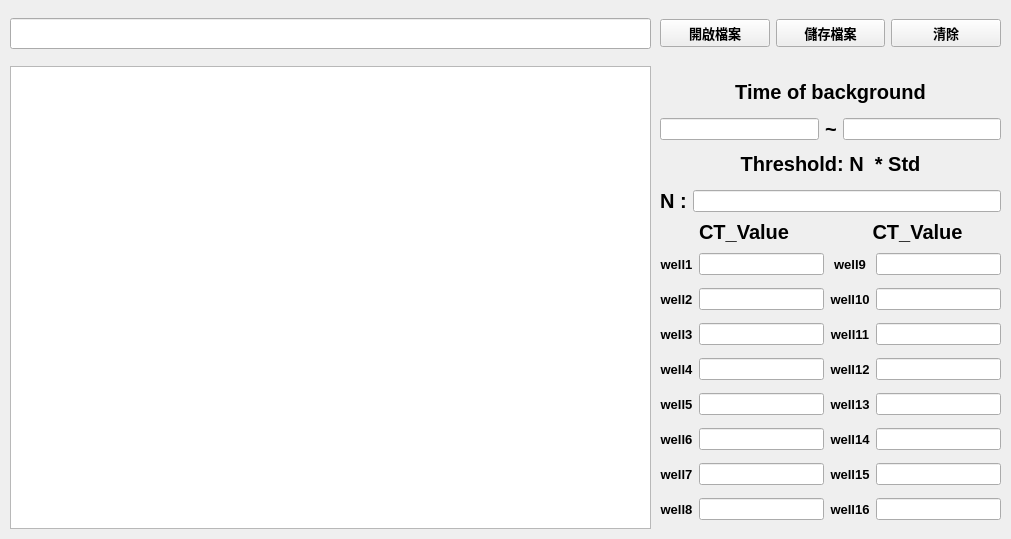
Above: EGGI_Temperature/ui/CT_Display.ui from wwlouis00/PyQT before the change. Below: the same form after it.
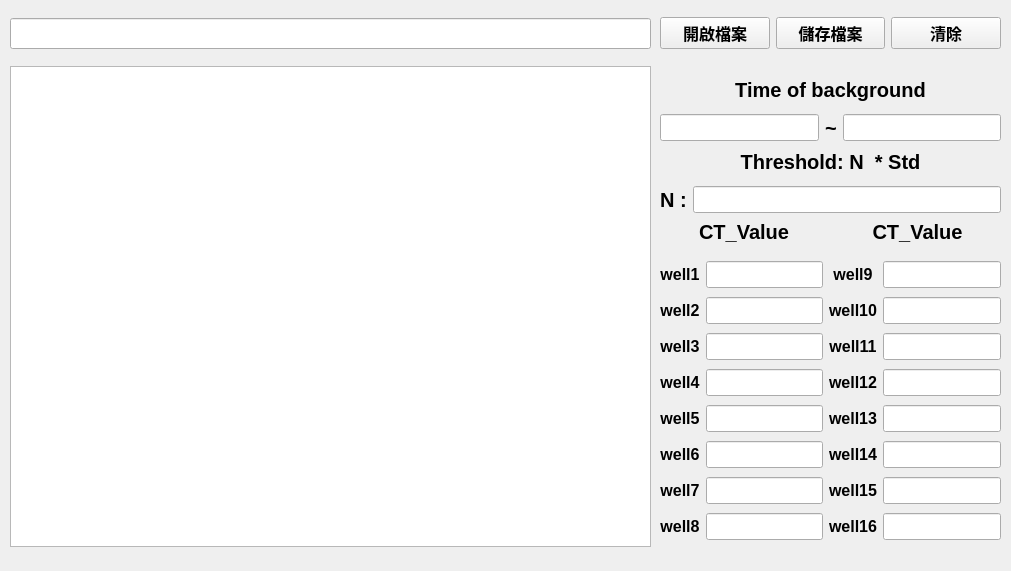
That is the form after the change.

```diff
--- a/EGGI_Temperature/ui/CT_Display.ui
+++ b/EGGI_Temperature/ui/CT_Display.ui
@@ -7,7 +7,7 @@
     <x>0</x>
     <y>0</y>
     <width>1011</width>
-    <height>539</height>
+    <height>571</height>
    </rect>
   </property>
   <property name="windowTitle">
@@ -37,7 +37,7 @@
       <x>10</x>
       <y>66</y>
       <width>641</width>
-      <height>463</height>
+      <height>481</height>
      </rect>
     </property>
    </widget>
@@ -61,7 +61,7 @@
      <string/>
     </property>
    </widget>
-   <widget class="QWidget" name="">
+   <widget class="QWidget" name="layoutWidget">
     <property name="geometry">
      <rect>
       <x>660</x>
@@ -90,6 +90,11 @@
      </item>
      <item row="1" column="0">
       <widget class="QLineEdit" name="Start_time">
+       <property name="font">
+        <font>
+         <pointsize>12</pointsize>
+        </font>
+       </property>
        <property name="alignment">
         <set>Qt::AlignCenter</set>
        </property>
@@ -114,6 +119,11 @@
      </item>
      <item row="1" column="2">
       <widget class="QLineEdit" name="End_time">
+       <property name="font">
+        <font>
+         <pointsize>12</pointsize>
+        </font>
+       </property>
        <property name="alignment">
         <set>Qt::AlignCenter</set>
        </property>
@@ -121,7 +131,7 @@
      </item>
     </layout>
    </widget>
-   <widget class="QWidget" name="">
+   <widget class="QWidget" name="layoutWidget">
     <property name="geometry">
      <rect>
       <x>660</x>
@@ -150,6 +160,11 @@
      </item>
      <item row="1" column="1">
       <widget class="QLineEdit" name="Input_N">
+       <property name="font">
+        <font>
+         <pointsize>12</pointsize>
+        </font>
+       </property>
        <property name="alignment">
         <set>Qt::AlignCenter</set>
        </property>
@@ -174,7 +189,7 @@
      </item>
     </layout>
    </widget>
-   <widget class="QWidget" name="">
+   <widget class="QWidget" name="layoutWidget">
     <property name="geometry">
      <rect>
       <x>660</x>
@@ -188,7 +203,7 @@
       <widget class="QPushButton" name="btn_openfile">
        <property name="font">
         <font>
-         <pointsize>10</pointsize>
+         <pointsize>12</pointsize>
          <weight>75</weight>
          <bold>true</bold>
         </font>
@@ -202,7 +217,7 @@
       <widget class="QPushButton" name="btn_savefile">
        <property name="font">
         <font>
-         <pointsize>10</pointsize>
+         <pointsize>12</pointsize>
          <weight>75</weight>
          <bold>true</bold>
         </font>
@@ -216,7 +231,8 @@
       <widget class="QPushButton" name="btn_clean">
        <property name="font">
         <font>
-         <pointsize>10</pointsize>
+         <family>MS UI Gothic</family>
+         <pointsize>12</pointsize>
          <weight>75</weight>
          <bold>true</bold>
         </font>
@@ -228,18 +244,23 @@
      </item>
     </layout>
    </widget>
-   <widget class="QWidget" name="">
+   <widget class="QWidget" name="layoutWidget">
     <property name="geometry">
      <rect>
       <x>660</x>
-      <y>246</y>
+      <y>258</y>
       <width>341</width>
-      <height>283</height>
+      <height>291</height>
      </rect>
     </property>
     <layout class="QGridLayout" name="gridLayout">
      <item row="2" column="3">
       <widget class="QLineEdit" name="lineEdit_well_11">
+       <property name="font">
+        <font>
+         <pointsize>12</pointsize>
+        </font>
+       </property>
        <property name="alignment">
         <set>Qt::AlignCenter</set>
        </property>
@@ -247,6 +268,11 @@
      </item>
      <item row="6" column="3">
       <widget class="QLineEdit" name="lineEdit_well_15">
+       <property name="font">
+        <font>
+         <pointsize>12</pointsize>
+        </font>
+       </property>
        <property name="alignment">
         <set>Qt::AlignCenter</set>
        </property>
@@ -256,7 +282,7 @@
       <widget class="QLabel" name="label_well2">
        <property name="font">
         <font>
-         <pointsize>10</pointsize>
+         <pointsize>12</pointsize>
          <weight>75</weight>
          <bold>true</bold>
         </font>
@@ -271,6 +297,11 @@
      </item>
      <item row="1" column="3">
       <widget class="QLineEdit" name="lineEdit_well_10">
+       <property name="font">
+        <font>
+         <pointsize>12</pointsize>
+        </font>
+       </property>
        <property name="alignment">
         <set>Qt::AlignCenter</set>
        </property>
@@ -278,6 +309,11 @@
      </item>
      <item row="4" column="1">
       <widget class="QLineEdit" name="lineEdit_well_5">
+       <property name="font">
+        <font>
+         <pointsize>12</pointsize>
+        </font>
+       </property>
        <property name="alignment">
         <set>Qt::AlignCenter</set>
        </property>
@@ -285,6 +321,11 @@
      </item>
      <item row="2" column="1">
       <widget class="QLineEdit" name="lineEdit_well_3">
+       <property name="font">
+        <font>
+         <pointsize>12</pointsize>
+        </font>
+       </property>
        <property name="alignment">
         <set>Qt::AlignCenter</set>
        </property>
@@ -292,6 +333,11 @@
      </item>
      <item row="3" column="3">
       <widget class="QLineEdit" name="lineEdit_well_12">
+       <property name="font">
+        <font>
+         <pointsize>12</pointsize>
+        </font>
+       </property>
        <property name="alignment">
         <set>Qt::AlignCenter</set>
        </property>
@@ -299,6 +345,11 @@
      </item>
      <item row="3" column="1">
       <widget class="QLineEdit" name="lineEdit_well_4">
+       <property name="font">
+        <font>
+         <pointsize>12</pointsize>
+        </font>
+       </property>
        <property name="alignment">
         <set>Qt::AlignCenter</set>
        </property>
@@ -306,6 +357,11 @@
      </item>
      <item row="1" column="1">
       <widget class="QLineEdit" name="lineEdit_well_2">
+       <property name="font">
+        <font>
+         <pointsize>12</pointsize>
+        </font>
+       </property>
        <property name="alignment">
         <set>Qt::AlignCenter</set>
        </property>
@@ -313,6 +369,11 @@
      </item>
      <item row="5" column="1">
       <widget class="QLineEdit" name="lineEdit_well_6">
+       <property name="font">
+        <font>
+         <pointsize>12</pointsize>
+        </font>
+       </property>
        <property name="alignment">
         <set>Qt::AlignCenter</set>
        </property>
@@ -320,6 +381,11 @@
      </item>
      <item row="7" column="1">
       <widget class="QLineEdit" name="lineEdit_well_8">
+       <property name="font">
+        <font>
+         <pointsize>12</pointsize>
+        </font>
+       </property>
        <property name="alignment">
         <set>Qt::AlignCenter</set>
        </property>
@@ -329,7 +395,7 @@
       <widget class="QLabel" name="label_well12">
        <property name="font">
         <font>
-         <pointsize>10</pointsize>
+         <pointsize>12</pointsize>
          <weight>75</weight>
          <bold>true</bold>
         </font>
@@ -346,7 +412,7 @@
       <widget class="QLabel" name="label_well3">
        <property name="font">
         <font>
-         <pointsize>10</pointsize>
+         <pointsize>12</pointsize>
          <weight>75</weight>
          <bold>true</bold>
         </font>
@@ -363,7 +429,7 @@
       <widget class="QLabel" name="label_well11">
        <property name="font">
         <font>
-         <pointsize>10</pointsize>
+         <pointsize>12</pointsize>
          <weight>75</weight>
          <bold>true</bold>
         </font>
@@ -378,6 +444,11 @@
      </item>
      <item row="7" column="3">
       <widget class="QLineEdit" name="lineEdit_well_16">
+       <property name="font">
+        <font>
+         <pointsize>12</pointsize>
+        </font>
+       </property>
        <property name="alignment">
         <set>Qt::AlignCenter</set>
        </property>
@@ -387,7 +458,7 @@
       <widget class="QLabel" name="label_well4">
        <property name="font">
         <font>
-         <pointsize>10</pointsize>
+         <pointsize>12</pointsize>
          <weight>75</weight>
          <bold>true</bold>
         </font>
@@ -402,6 +473,14 @@
      </item>
      <item row="0" column="1">
       <widget class="QLineEdit" name="lineEdit_well_1">
+       <property name="font">
+        <font>
+         <pointsize>12</pointsize>
+        </font>
+       </property>
+       <property name="text">
+        <string/>
+       </property>
        <property name="alignment">
         <set>Qt::AlignCenter</set>
        </property>
@@ -409,6 +488,11 @@
      </item>
      <item row="0" column="3">
       <widget class="QLineEdit" name="lineEdit_well_9">
+       <property name="font">
+        <font>
+         <pointsize>12</pointsize>
+        </font>
+       </property>
        <property name="alignment">
         <set>Qt::AlignCenter</set>
        </property>
@@ -416,6 +500,11 @@
      </item>
      <item row="4" column="3">
       <widget class="QLineEdit" name="lineEdit_well_13">
+       <property name="font">
+        <font>
+         <pointsize>12</pointsize>
+        </font>
+       </property>
        <property name="alignment">
         <set>Qt::AlignCenter</set>
        </property>
@@ -425,7 +514,7 @@
       <widget class="QLabel" name="label_well9">
        <property name="font">
         <font>
-         <pointsize>10</pointsize>
+         <pointsize>12</pointsize>
          <weight>75</weight>
          <bold>true</bold>
         </font>
@@ -442,7 +531,7 @@
       <widget class="QLabel" name="label_well5">
        <property name="font">
         <font>
-         <pointsize>10</pointsize>
+         <pointsize>12</pointsize>
          <weight>75</weight>
          <bold>true</bold>
         </font>
@@ -459,7 +548,7 @@
       <widget class="QLabel" name="label_well1">
        <property name="font">
         <font>
-         <pointsize>10</pointsize>
+         <pointsize>12</pointsize>
          <weight>75</weight>
          <bold>true</bold>
         </font>
@@ -474,6 +563,11 @@
      </item>
      <item row="5" column="3">
       <widget class="QLineEdit" name="lineEdit_well_14">
+       <property name="font">
+        <font>
+         <pointsize>12</pointsize>
+        </font>
+       </property>
        <property name="alignment">
         <set>Qt::AlignCenter</set>
        </property>
@@ -483,7 +577,7 @@
       <widget class="QLabel" name="label_well10">
        <property name="font">
         <font>
-         <pointsize>10</pointsize>
+         <pointsize>12</pointsize>
          <weight>75</weight>
          <bold>true</bold>
         </font>
@@ -500,7 +594,7 @@
       <widget class="QLabel" name="label_well6">
        <property name="font">
         <font>
-         <pointsize>10</pointsize>
+         <pointsize>12</pointsize>
          <weight>75</weight>
          <bold>true</bold>
         </font>
@@ -515,6 +609,11 @@
      </item>
      <item row="6" column="1">
       <widget class="QLineEdit" name="lineEdit_well_7">
+       <property name="font">
+        <font>
+         <pointsize>12</pointsize>
+        </font>
+       </property>
        <property name="alignment">
         <set>Qt::AlignCenter</set>
        </property>
@@ -524,7 +623,7 @@
       <widget class="QLabel" name="label_well7">
        <property name="font">
         <font>
-         <pointsize>10</pointsize>
+         <pointsize>12</pointsize>
          <weight>75</weight>
          <bold>true</bold>
         </font>
@@ -541,7 +640,7 @@
       <widget class="QLabel" name="label_well8">
        <property name="font">
         <font>
-         <pointsize>10</pointsize>
+         <pointsize>12</pointsize>
          <weight>75</weight>
          <bold>true</bold>
         </font>
@@ -558,7 +657,7 @@
       <widget class="QLabel" name="label_well13">
        <property name="font">
         <font>
-         <pointsize>10</pointsize>
+         <pointsize>12</pointsize>
          <weight>75</weight>
          <bold>true</bold>
         </font>
@@ -575,7 +674,7 @@
       <widget class="QLabel" name="label_well14">
        <property name="font">
         <font>
-         <pointsize>10</pointsize>
+         <pointsize>12</pointsize>
          <weight>75</weight>
          <bold>true</bold>
         </font>
@@ -592,7 +691,7 @@
       <widget class="QLabel" name="label_well15">
        <property name="font">
         <font>
-         <pointsize>10</pointsize>
+         <pointsize>12</pointsize>
          <weight>75</weight>
          <bold>true</bold>
         </font>
@@ -609,7 +708,7 @@
       <widget class="QLabel" name="label_well16">
        <property name="font">
         <font>
-         <pointsize>10</pointsize>
+         <pointsize>12</pointsize>
          <weight>75</weight>
          <bold>true</bold>
         </font>
@@ -624,7 +723,7 @@
      </item>
     </layout>
    </widget>
-   <widget class="QWidget" name="">
+   <widget class="QWidget" name="layoutWidget">
     <property name="geometry">
      <rect>
       <x>660</x>
```
Left out of the diff: 2 changed lines with no effect on the pictures.
